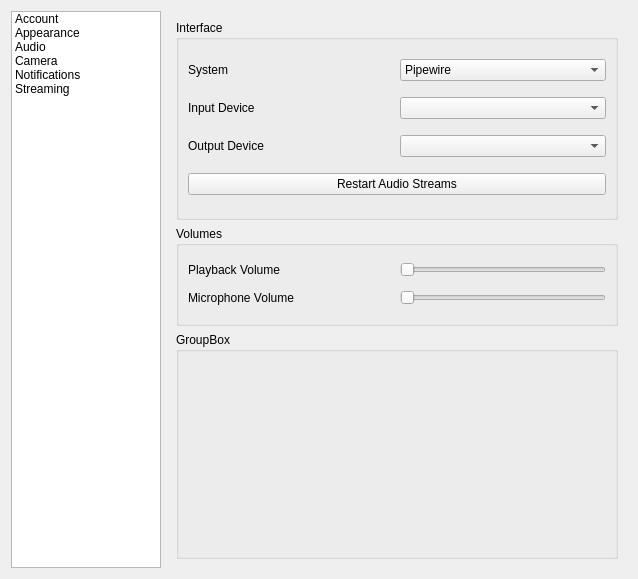
Old version of the form ui/settings.ui in the repository Jan5u/jakki.
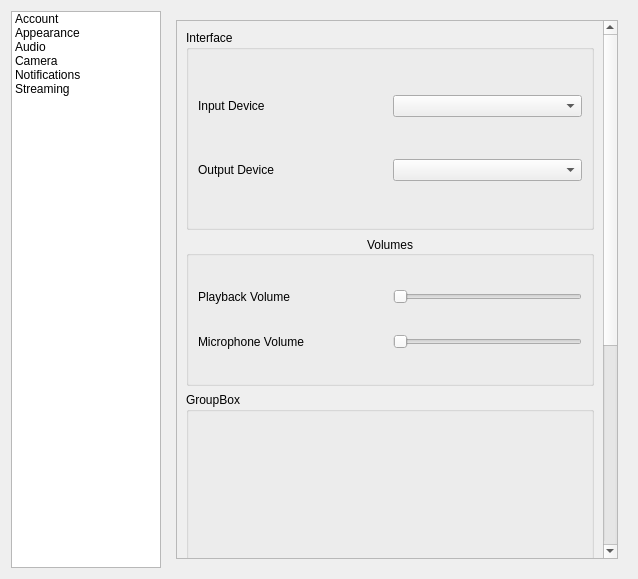
New version of the form. The open tabs and pages were chosen to show the change.

Patch:
```diff
--- a/ui/settings.ui
+++ b/ui/settings.ui
@@ -124,10 +124,33 @@
      <widget class="QWidget" name="page_2">
       <layout class="QVBoxLayout" name="verticalLayout_2">
        <item>
+        <widget class="QScrollArea" name="scrollArea">
+         <property name="widgetResizable">
+          <bool>true</bool>
+         </property>
+         <widget class="QWidget" name="scrollAreaWidgetContents">
+          <property name="geometry">
+           <rect>
+            <x>0</x>
+            <y>0</y>
+            <width>437</width>
+            <height>880</height>
+           </rect>
+          </property>
+          <layout class="QVBoxLayout" name="verticalLayout_6">
+           <item>
+            <layout class="QHBoxLayout" name="horizontalLayout_10">
+             <item>
         <widget class="QGroupBox" name="groupBox_3">
+               <property name="minimumSize">
+                <size>
+                 <width>0</width>
+                 <height>200</height>
+                </size>
+               </property>
          <property name="maximumSize">
           <size>
-           <width>16777215</width>
+                 <width>800</width>
            <height>200</height>
           </size>
          </property>
@@ -138,36 +161,6 @@
           <bool>false</bool>
          </property>
          <layout class="QVBoxLayout" name="verticalLayout_3">
-          <item>
-           <layout class="QHBoxLayout" name="horizontalLayout_3">
-            <item>
-             <widget class="QLabel" name="label">
-              <property name="text">
-               <string>System</string>
-              </property>
-             </widget>
-            </item>
-            <item>
-             <widget class="QComboBox" name="comboBox">
-              <item>
-               <property name="text">
-                <string>Pipewire</string>
-               </property>
-              </item>
-              <item>
-               <property name="text">
-                <string>Pulseaudio</string>
-               </property>
-              </item>
-              <item>
-               <property name="text">
-                <string>WASAPI</string>
-               </property>
-              </item>
-             </widget>
-            </item>
-           </layout>
-          </item>
           <item>
            <layout class="QHBoxLayout" name="horizontalLayout_4">
             <item>
@@ -196,33 +189,33 @@
             </item>
            </layout>
           </item>
+               </layout>
+              </widget>
+             </item>
+            </layout>
+           </item>
           <item>
-           <widget class="QPushButton" name="pushButton">
-            <property name="text">
-             <string>Restart Audio Streams</string>
-            </property>
-           </widget>
-          </item>
-         </layout>
-        </widget>
-       </item>
+            <layout class="QHBoxLayout" name="horizontalLayout_3">
        <item>
         <widget class="QGroupBox" name="groupBox_4">
          <property name="minimumSize">
           <size>
            <width>0</width>
-           <height>100</height>
+                 <height>150</height>
           </size>
          </property>
          <property name="maximumSize">
           <size>
-           <width>16777215</width>
-           <height>100</height>
+                 <width>800</width>
+                 <height>150</height>
           </size>
          </property>
          <property name="title">
           <string>Volumes</string>
          </property>
+               <property name="alignment">
+                <set>Qt::AlignmentFlag::AlignCenter</set>
+               </property>
          <layout class="QVBoxLayout" name="verticalLayout_4">
           <item>
            <layout class="QHBoxLayout" name="horizontalLayout_2">
@@ -281,11 +274,33 @@
          </layout>
         </widget>
        </item>
+            </layout>
+           </item>
+           <item>
+            <layout class="QHBoxLayout" name="horizontalLayout_11">
        <item>
         <widget class="QGroupBox" name="groupBox_5">
+               <property name="minimumSize">
+                <size>
+                 <width>0</width>
+                 <height>500</height>
+                </size>
+               </property>
+               <property name="maximumSize">
+                <size>
+                 <width>800</width>
+                 <height>16777215</height>
+                </size>
+               </property>
          <property name="title">
           <string>GroupBox</string>
          </property>
+              </widget>
+             </item>
+            </layout>
+           </item>
+          </layout>
+         </widget>
         </widget>
        </item>
       </layout>
```
Lines whose indentation alone changed are shown as unchanged.
